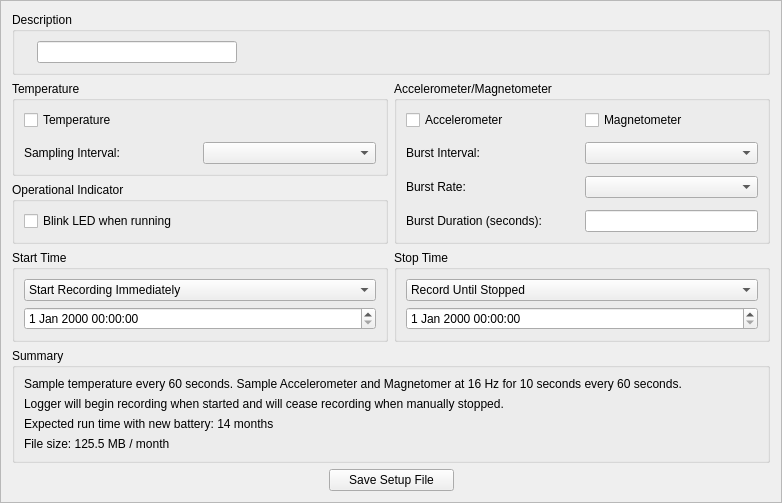
LowellInstruments/Domino, file gui/designer_files/setup.ui: the form before one commit.
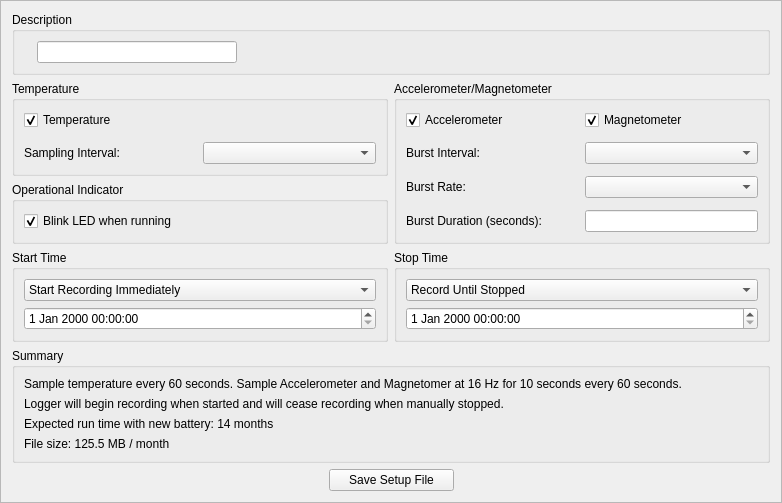
The form after the commit.

The edit to the form file:
```diff
--- a/gui/designer_files/setup.ui
+++ b/gui/designer_files/setup.ui
@@ -108,6 +108,9 @@
         <property name="text">
          <string>Temperature</string>
         </property>
+        <property name="checked">
+         <bool>true</bool>
+        </property>
        </widget>
       </item>
      </layout>
@@ -249,6 +252,9 @@
         <property name="text">
          <string>Blink LED when running</string>
         </property>
+        <property name="checked">
+         <bool>true</bool>
+        </property>
        </widget>
       </item>
      </layout>
@@ -268,6 +274,9 @@
         <property name="text">
          <string>Accelerometer</string>
         </property>
+        <property name="checked">
+         <bool>true</bool>
+        </property>
        </widget>
       </item>
       <item row="3" column="1">
@@ -299,6 +308,9 @@
         <property name="text">
          <string>Magnetometer</string>
         </property>
+        <property name="checked">
+         <bool>true</bool>
+        </property>
        </widget>
       </item>
       <item row="3" column="0">
```
Left out of the diff: 26 changed lines with no effect on the pictures.
